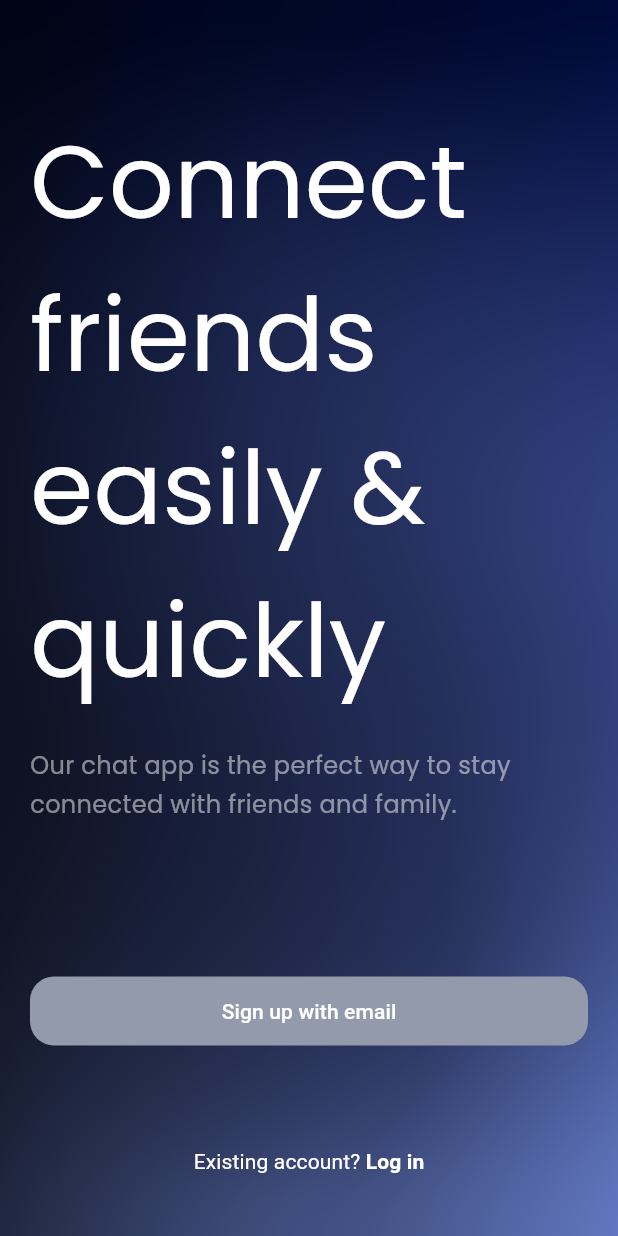
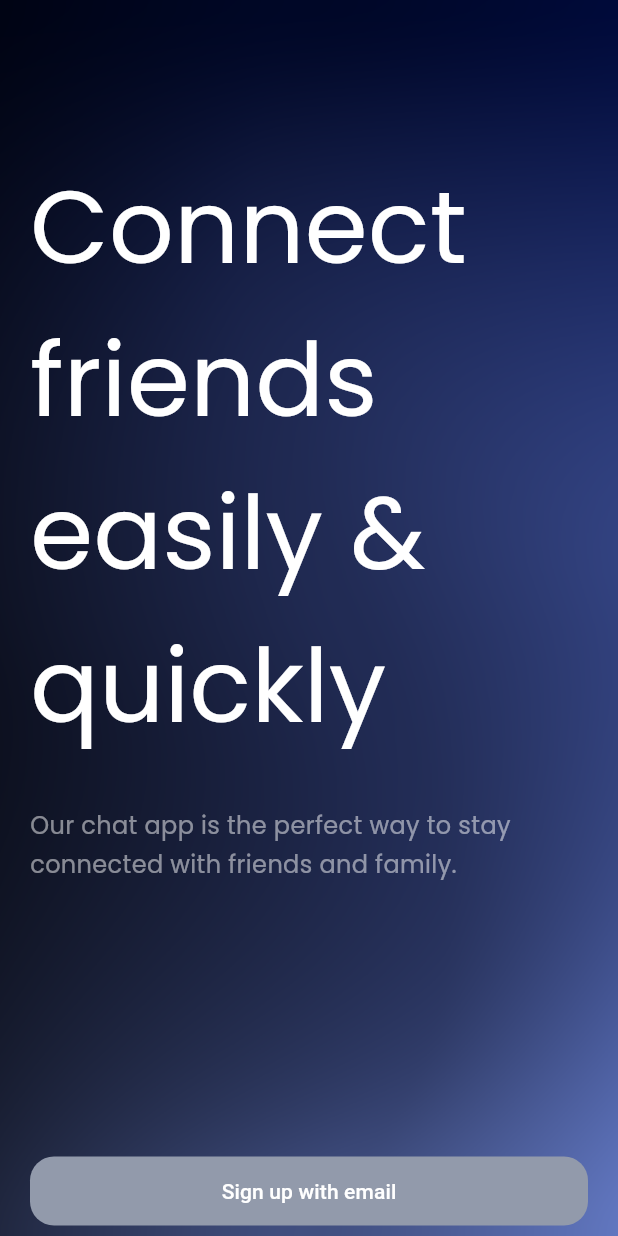
Before and after one commit to FARHADGULL/ChitChat, a Flutter app: the screen it shows after launch, on a phone screen of 412 x 824 dp. Run offline on Flutter 3.47's test engine with Material 3 defaults, Android fonts, the phone set to English and light mode, and no system bars; our stand-ins replace flutter_svg, gap, get, get_storage, google_fonts, socket_io_client.

Commit message:
Update splash_1.dart

```diff
--- a/lib/screens/splashscreen/splash_1.dart
+++ b/lib/screens/splashscreen/splash_1.dart
@@ -29,7 +29,7 @@ class Splash1 extends StatelessWidget {
                   children: [
                     Padding(
                       padding:
-                          const EdgeInsets.only(top: 70.0, left: 20, right: 20),
+                          const EdgeInsets.only(top: 100.0, left: 20, right: 20, bottom: 20),
                       child: Column(
                         crossAxisAlignment: CrossAxisAlignment.start,
                         children: [
@@ -59,8 +59,9 @@ class Splash1 extends StatelessWidget {
                               ],
                             ),
                           ),
-                          const SizedBox(height: 20),
-                          Text(
+                          Padding(
+                            padding: const EdgeInsets.only(top:30, bottom: 180),
+                            child: Text(
                               'Our chat app is the perfect way to stay connected with friends and family.',
                               style: GoogleFonts.getFont(
                                 'Poppins',
@@ -70,7 +71,7 @@ class Splash1 extends StatelessWidget {
                                 color: const Color(0x80FFFFFF),
                               ),
                             ),
-                          const SizedBox(height: 100),
+                          ),
                           CustomTextBtn(
                             onPressed: () {
                               Get.toNamed(AppRoutes.signUp);
@@ -81,8 +82,9 @@ class Splash1 extends StatelessWidget {
                             radius: 16,
                             height: 46,
                           ),
-                          const SizedBox(height: 70),
+                          //const SizedBox(height: 70),
                           Center(
+                            heightFactor: 15,
                             child: RichText(
                               text: TextSpan(
                                 style: GoogleFonts.getFont(
```
Lines whose indentation alone changed are shown as unchanged.
